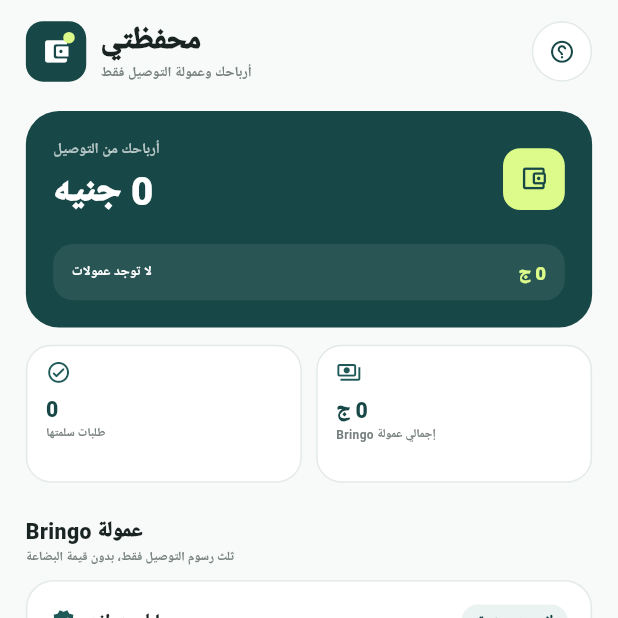
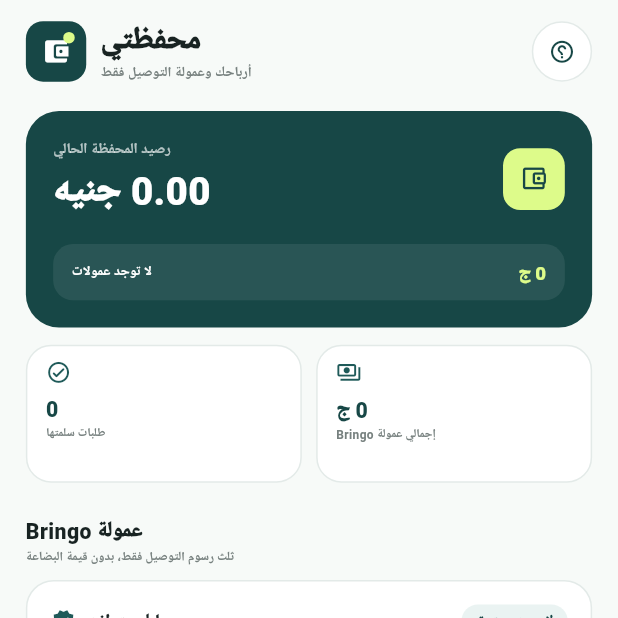
Before and after one commit to omargadelkareem/bringo-driver-app, a Flutter app: the DriverWalletScreen screen opened directly, on a phone screen of 412 x 824 dp, the top half of it. Run offline on Flutter 3.47's test engine with Material 3 defaults, Android fonts, the phone set to English and light mode, and no system bars; our stand-ins replace firebase_core, firebase_database, flutter_local_notifications, flutter_screenutil, get_storage, go_router and 2 more; accounts and stored records are empty; Roboto replaces fonts that are missing (Cairo).

Commit message:
Display live wallet balance separately from delivery earnings

```diff
--- a/lib/features/wallet/driver_wallet_screen.dart
+++ b/lib/features/wallet/driver_wallet_screen.dart
@@ -109,6 +109,12 @@
         backgroundColor: background,
         body: SafeArea(
           child: StreamBuilder<DatabaseEvent>(
+            stream: FirebaseDatabase.instance.ref('drivers/$driverId').onValue,
+            builder: (context, driverSnapshot) {
+              final driverData = driverSnapshot.data?.snapshot.value;
+              final driver = driverData is Map ? Map<dynamic, dynamic>.from(driverData) : <dynamic, dynamic>{};
+              final walletBalance = _num(driver['walletBalance']);
+              return StreamBuilder<DatabaseEvent>(
             stream: FirebaseDatabase.instance.ref('orders').onValue,
             builder: (context, snapshot) {
               if (snapshot.connectionState == ConnectionState.waiting &&
@@ -159,6 +165,7 @@
                     SizedBox(height: 20.h),
 
                     _balanceHero(
+                      balance: walletBalance,
                       earnings: totalDriverEarnings,
                       due: totalDueToCompany,
                     ),
@@ -229,6 +236,8 @@
                 ),
               );
             },
+          );
+            },
           ),
         ),
       ),
@@ -282,6 +291,7 @@
   }
 
   Widget _balanceHero({
+    required double balance,
     required double earnings,
     required double due,
   }) {
@@ -314,7 +324,7 @@
                 crossAxisAlignment: CrossAxisAlignment.end,
                 children: [
                   Text(
-                    'أرباحك من التوصيل',
+                    'رصيد المحفظة الحالي',
                     style: GoogleFonts.cairo(
                       color: Colors.white.withOpacity(.68),
                       fontSize: 11.sp,
@@ -323,7 +333,7 @@
                   ),
                   SizedBox(height: 3.h),
                   Text(
-                    '${earnings.toStringAsFixed(0)} جنيه',
+                    '${balance.toStringAsFixed(2)} جنيه',
                     style: GoogleFonts.cairo(
                       color: Colors.white,
                       fontSize: 29.sp,
```
